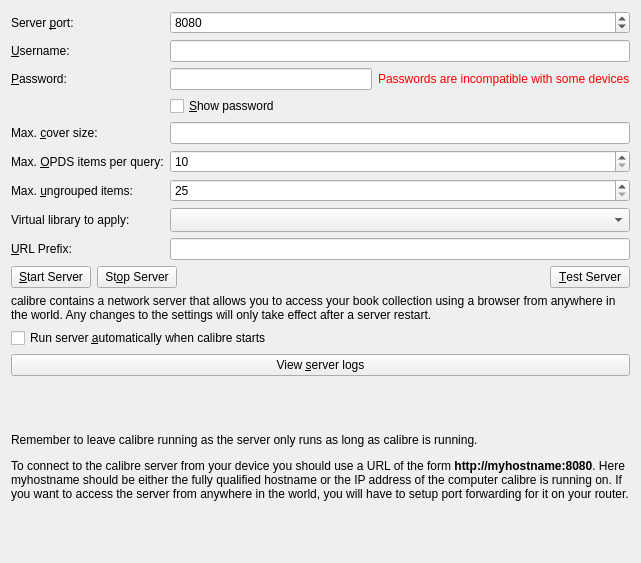
Qt form src/calibre/gui2/preferences/server.ui (kovidgoyal/calibre) before a commit.
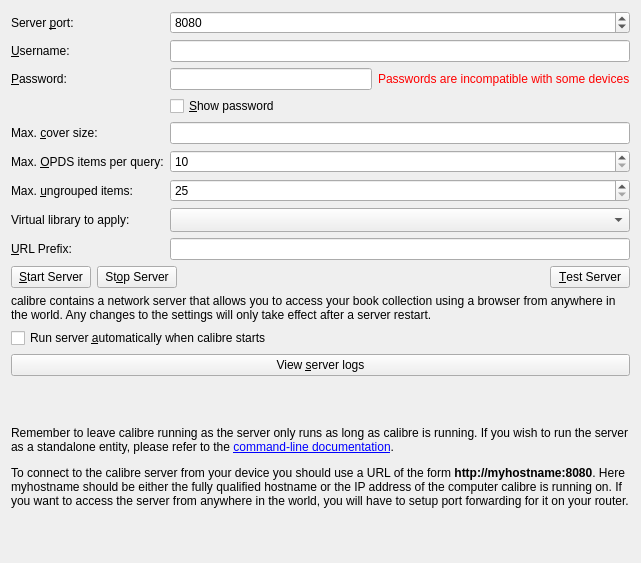
The same form after that commit.

Commit message:
GUI server setup: mention command-line alternative.
When warning the user to leave calibre running, mention the command-line
server as a standalone alternative that doesn't require the GUI to
remain running.

```diff
--- a/src/calibre/gui2/preferences/server.ui
+++ b/src/calibre/gui2/preferences/server.ui
@@ -272,7 +272,7 @@
    <item>
     <widget class="QLabel" name="label_13">
      <property name="text">
-      <string>&lt;p&gt;Remember to leave calibre running as the server only runs as long as calibre is running.
+      <string>&lt;p&gt;Remember to leave calibre running as the server only runs as long as calibre is running. If you wish to run the server as a standalone entity, please refer to the &lt;a href=&quot;https://manual.calibre-ebook.com/generated/en/calibre-server.html&quot;&gt;command-line documentation&lt;/a&gt;.
 &lt;p&gt;To connect to the calibre server from your device you should use a URL of the form &lt;b&gt;http://myhostname:8080&lt;/b&gt;. Here myhostname should be either the fully qualified hostname or the IP address of the computer calibre is running on. If you want to access the server from anywhere in the world, you will have to setup port forwarding for it on your router.</string>
      </property>
      <property name="wordWrap">
```
Left out of the diff: 3 changed lines with no effect on the pictures.
